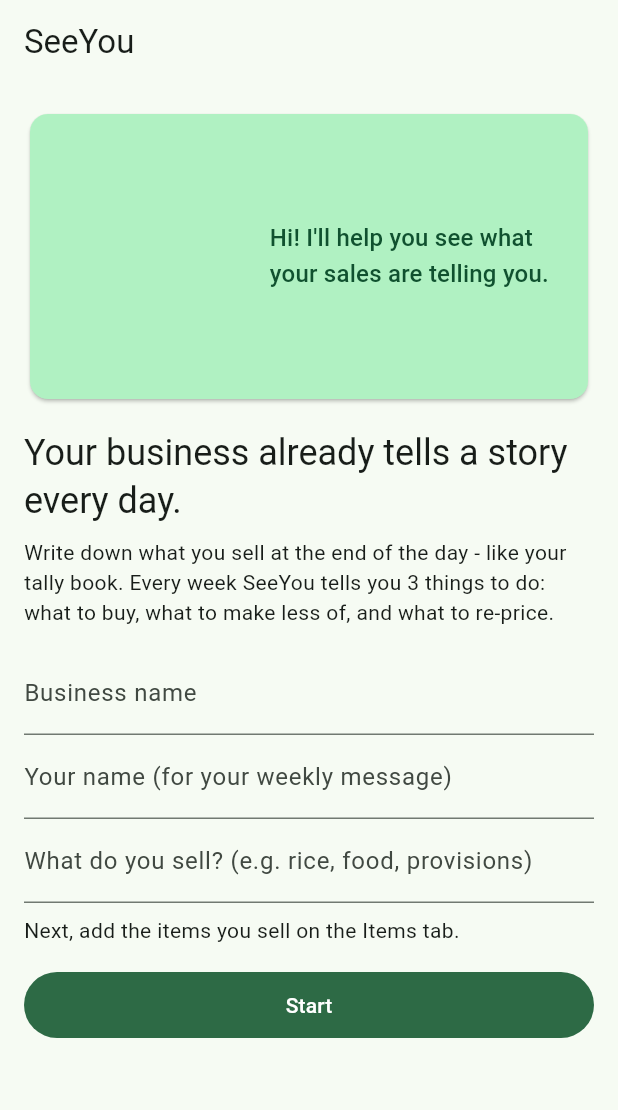
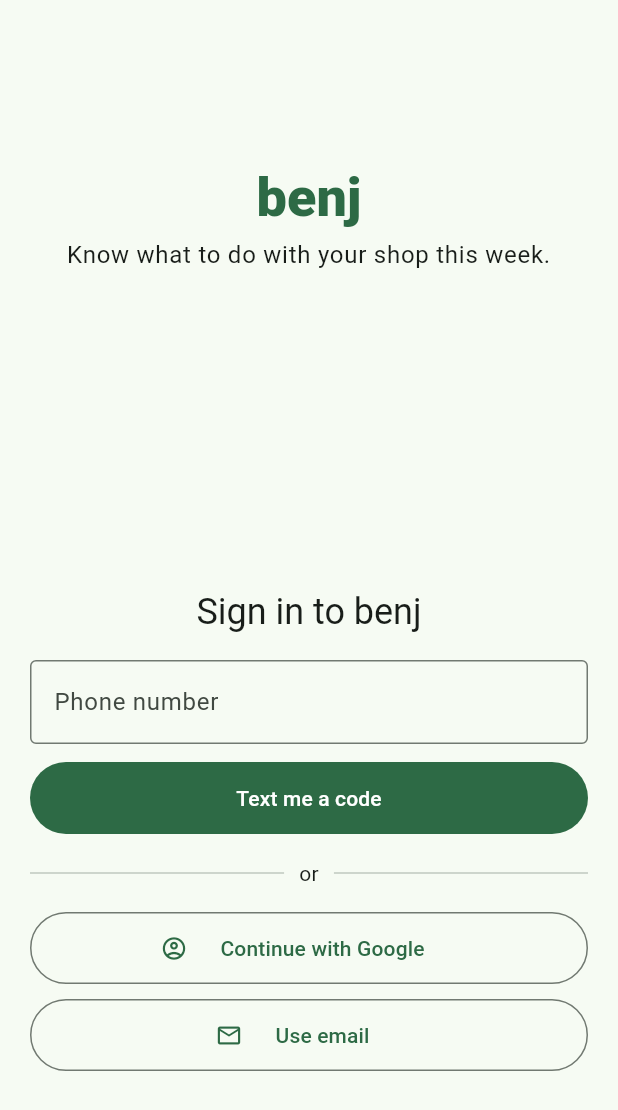
Before and after one commit to kodie003/benj_XANIX, a Flutter app: the screen it shows after launch, on a phone screen of 412 x 824 dp. Shown: the top 1110 px of the screen. Run offline on Flutter 3.47's test engine with Material 3 defaults, Android fonts, the phone set to English and light mode, and no system bars; our stand-ins replace firebase_auth, firebase_core, google_sign_in, shared_preferences; missing offline and left inert: dart:js_interop; accounts and stored records are empty.

Commit message:
Add Firebase sign-in and rename the app to benj
Phone (SMS code), Google and email sign-in through Firebase Auth, with
plain-English errors. Records are kept per account on the phone; data
from before sign-in moves to the first account. SeeYou is now benj
across the app, web metadata, README and the insight engine.

Co-Authored-By: Claude Opus 5.5 <noreply@anthropic.com>

```diff
--- /dev/null
+++ b/lib/auth_service.dart
@@ -0,0 +1,139 @@
+import 'dart:async';
+
+import 'package:firebase_auth/firebase_auth.dart';
+import 'package:flutter/foundation.dart';
+import 'package:google_sign_in/google_sign_in.dart';
+
+/// Email and password, Google, and phone. Web and Android differ under the hood:
+///  * Web: Firebase runs an invisible reCAPTCHA, then Google texts the code to the phone.
+///  * Android: Firebase checks the app is genuine, texts the code, and may read it
+///    automatically, so the owner sometimes never has to type it.
+class AuthService {
+  final _auth = FirebaseAuth.instance;
+  static bool _googleReady = false;
+
+  Stream<User?> get changes => _auth.authStateChanges();
+  User? get user => _auth.currentUser;
+
+  // ---- Phone ----
+  ConfirmationResult? _webConfirmation;
+  String? _androidVerificationId;
+  int? _resendToken;
+
+  /// Ghanaian numbers are usually typed locally: 024 123 4567 becomes +233241234567.
+  static String normalisePhone(String raw) {
+    final d = raw.replaceAll(RegExp(r'[^\d+]'), '');
+    if (d.startsWith('+')) return d;
+    if (d.startsWith('00')) return '+${d.substring(2)}';
+    if (d.startsWith('233')) return '+$d';
+    if (d.startsWith('0')) return '+233${d.substring(1)}';
+    return '+233$d';
+  }
+
+  static bool looksValidPhone(String e164) => RegExp(r'^\+\d{10,15}$').hasMatch(e164);
+
+  /// Sends the SMS. [onAutoVerified] fires on Android when it read the code by itself.
+  Future<void> sendCode(String phone, {VoidCallback? onAutoVerified}) async {
+    if (kIsWeb) {
+      _webConfirmation = await _auth.signInWithPhoneNumber(phone);
+      return;
+    }
+    final done = Completer<void>();
+    await _auth.verifyPhoneNumber(
+      phoneNumber: phone,
+      forceResendingToken: _resendToken,
+      verificationCompleted: (cred) async {
+        await _auth.signInWithCredential(cred);
+        onAutoVerified?.call();
+      },
+      verificationFailed: (e) {
+        if (!done.isCompleted) done.completeError(e);
+      },
+      codeSent: (id, token) {
+        _androidVerificationId = id;
+        _resendToken = token;
+        if (!done.isCompleted) done.complete();
+      },
+      codeAutoRetrievalTimeout: (id) => _androidVerificationId = id,
+    );
+    return done.future;
+  }
+
+  Future<void> confirmCode(String code) async {
+    if (kIsWeb) {
+      await _webConfirmation!.confirm(code);
+    } else {
+      await _auth.signInWithCredential(PhoneAuthProvider.credential(verificationId: _androidVerificationId!, smsCode: code));
+    }
+  }
+
+  // ---- Google ----
+  Future<void> signInWithGoogle() async {
+    if (kIsWeb) {
+      await _auth.signInWithPopup(GoogleAuthProvider());
+      return;
+    }
+    if (!_googleReady) {
+      await GoogleSignIn.instance.initialize();
+      _googleReady = true;
+    }
+    final account = await GoogleSignIn.instance.authenticate();
+    await _auth.signInWithCredential(GoogleAuthProvider.credential(idToken: account.authentication.idToken));
+  }
+
+  // ---- Email ----
+  Future<void> signInEmail(String email, String password) => _auth.signInWithEmailAndPassword(email: email, password: password);
+  Future<void> signUpEmail(String email, String password) => _auth.createUserWithEmailAndPassword(email: email, password: password);
+  Future<void> resetPassword(String email) => _auth.sendPasswordResetEmail(email: email);
+
+  Future<void> signOut() async {
+    if (!kIsWeb && _googleReady) await GoogleSignIn.instance.signOut();
+    await _auth.signOut();
+  }
+
+  /// Plain English for every failure an owner can actually hit.
+  static String friendly(Object e) {
+    if (e is FirebaseAuthException) {
+      switch (e.code) {
+        case 'invalid-phone-number':
+          return 'That number doesn\'t look right. Try it like 024 123 4567.';
+        case 'invalid-verification-code':
+          return 'That code isn\'t right. Check the SMS and try again.';
+        case 'code-expired':
+        case 'session-expired':
+          return 'That code has expired. Ask for a new one.';
+        case 'too-many-requests':
+          return 'Too many tries from this phone. Please wait a little and try again.';
+        case 'quota-exceeded':
+          return 'We\'ve reached today\'s SMS limit. Try Google or email for now.';
+        case 'billing-not-enabled':
+          return 'SMS login isn\'t switched on yet. Use Google or email for now.';
+        case 'operation-not-allowed':
+          return 'This sign-in method isn\'t switched on yet. Try another one.';
+        case 'captcha-check-failed':
+          return 'The security check failed. Reload the page and try again.';
+        case 'unauthorized-domain':
+          return 'This web address isn\'t approved for sign-in yet.';
+        case 'network-request-failed':
+          return 'No connection. Check your data and try again.';
+        case 'invalid-email':
+          return 'That email address doesn\'t look right.';
+        case 'wrong-password':
+        case 'user-not-found':
+        case 'invalid-credential':
+          return 'That email or password isn\'t right.';
+        case 'email-already-in-use':
+          return 'That email already has an account. Try signing in.';
+        case 'weak-password':
+          return 'Use a password of at least 6 characters.';
+        case 'popup-closed-by-user':
+        case 'cancelled-popup-request':
+          return 'Google sign-in was closed before it finished.';
+        case 'popup-blocked':
+          return 'Your browser blocked the Google window. Allow pop-ups and try again.';
+      }
+      return e.message ?? 'Something went wrong. Please try again.';
+    }
+    return 'Something went wrong. Please try again.';
+  }
+}
--- a/lib/main.dart
+++ b/lib/main.dart
@@ -1,44 +1,94 @@
+import 'package:firebase_auth/firebase_auth.dart';
 import 'package:firebase_core/firebase_core.dart';
 import 'package:flutter/material.dart';
 
+import 'auth_service.dart';
 import 'firebase_options.dart';
 import 'models.dart';
 import 'poddy/poddy.dart';
+import 'screens/auth.dart';
 import 'screens/home.dart';
 import 'screens/items.dart';
 import 'screens/record.dart';
 import 'screens/setup.dart';
 
+/// `flutter build web --dart-define=USE_EMULATOR=true` signs in against the local
+/// Firebase emulators (demo project), so tests never touch real accounts.
+const _useEmulator = bool.fromEnvironment('USE_EMULATOR');
+
 Future<void> main() async {
   WidgetsFlutterBinding.ensureInitialized();
-  // Connects to Firebase project benj-27c66. No Firebase features are used yet.
-  await Firebase.initializeApp(options: DefaultFirebaseOptions.currentPlatform);
-  final state = AppState()..load();
-  runApp(SeeYouApp(state: state));
+  await Firebase.initializeApp(
+    options: _useEmulator
+        ? const FirebaseOptions(apiKey: 'demo-key', appId: '1:000000000000:web:0', messagingSenderId: '0', projectId: 'demo-benj', authDomain: 'demo-benj.firebaseapp.com')
+        : DefaultFirebaseOptions.currentPlatform,
+  );
+  if (_useEmulator) await FirebaseAuth.instance.useAuthEmulator('localhost', 9099);
+  runApp(const BenjApp());
 }
 
-class SeeYouApp extends StatelessWidget {
-  const SeeYouApp({super.key, required this.state});
-  final AppState state;
+class BenjApp extends StatelessWidget {
+  const BenjApp({super.key});
 
   @override
   Widget build(BuildContext context) {
     return MaterialApp(
-      title: 'SeeYou',
+      title: 'benj',
       debugShowCheckedModeBanner: false,
       theme: ThemeData(colorSchemeSeed: const Color(0xFF1B7F4B)),
-      home: ListenableBuilder(
-        listenable: state,
-        builder: (context, _) => state.isSetUp ? Shell(state: state) : SetupScreen(state: state),
-      ),
+      home: const _Gate(),
+    );
+  }
+}
+
+/// Signed out -> sign in. Signed in -> that account's own records.
+class _Gate extends StatefulWidget {
+  const _Gate();
+
+  @override
+  State<_Gate> createState() => _GateState();
+}
+
+class _GateState extends State<_Gate> {
+  final _auth = AuthService();
+  AppState? _state;
+
+  AppState _stateFor(String uid) {
+    if (_state?.uid != uid) {
+      _state?.dispose();
+      _state = AppState(uid)..load();
+    }
+    return _state!;
+  }
+
+  @override
+  Widget build(BuildContext context) {
+    return StreamBuilder<User?>(
+      stream: _auth.changes,
+      builder: (context, snap) {
+        if (snap.connectionState == ConnectionState.waiting) {
+          return const Scaffold(body: Center(child: CircularProgressIndicator()));
+        }
+        final user = snap.data;
+        if (user == null) return const AuthScreen();
+        final state = _stateFor(user.uid);
+        return ListenableBuilder(
+          listenable: state,
+          builder: (context, _) {
+            if (!state.loaded) return const Scaffold(body: Center(child: CircularProgressIndicator()));
+            return state.isSetUp ? Shell(state: state, auth: _auth) : SetupScreen(state: state, onSignOut: _auth.signOut);
+          },
+        );
+      },
     );
   }
 }
 
 /// Three tabs - the whole product loop: record -> see actions -> act.
 class Shell extends StatefulWidget {
-  const Shell({super.key, required this.state});
+  const Shell({super.key, required this.state, required this.auth});
   final AppState state;
+  final AuthService auth;
 
   @override
   State<Shell> createState() => _ShellState();
@@ -47,27 +97,41 @@ class Shell extends StatefulWidget {
 class _ShellState extends State<Shell> {
   int _tab = 0;
 
+  void _menu(String v) {
+    final state = widget.state;
+    switch (v) {
+      case 'credits':
+        showDialog<void>(
+          context: context,
+          builder: (ctx) => AlertDialog(
+            title: const Text('Credits'),
+            content: const Text(poddyCredit),
+            actions: [TextButton(onPressed: () => Navigator.pop(ctx), child: const Text('OK'))],
+          ),
+        );
+      case 'reset':
+        state.reset();
+      case 'signout':
+        widget.auth.signOut();
+    }
+  }
+
   @override
   Widget build(BuildContext context) {
     final state = widget.state;
+    final who = widget.auth.user;
+    final account = who?.email ?? who?.phoneNumber ?? '';
     final pages = [HomeScreen(state: state), RecordScreen(state: state), ItemsScreen(state: state)];
     return Scaffold(
       appBar: AppBar(
-        title: const Text('SeeYou'),
+        title: const Text('benj'),
         actions: [
           IconButton(icon: const Icon(Icons.refresh), tooltip: 'Update my actions', onPressed: state.refresh),
           PopupMenuButton<String>(
-            onSelected: (v) => v == 'credits'
-                ? showDialog<void>(
-                    context: context,
-                    builder: (_) => AlertDialog(
-                      title: const Text('Credits'),
-                      content: const Text(poddyCredit),
-                      actions: [TextButton(onPressed: () => Navigator.pop(context), child: const Text('OK'))],
-                    ),
-                  )
-                : state.reset(),
+            onSelected: _menu,
             itemBuilder: (_) => [
+              if (account.isNotEmpty) PopupMenuItem(enabled: false, child: Text('Signed in as $account')),
+              const PopupMenuItem(value: 'signout', child: Text('Sign out')),
               const PopupMenuItem(value: 'credits', child: Text('Credits')),
               const PopupMenuItem(value: 'reset', child: Text('Start over (deletes records)')),
             ],
--- a/lib/models.dart
+++ b/lib/models.dart
@@ -76,9 +76,20 @@ class Movement {
 
 String isoDay(DateTime d) => d.toIso8601String().substring(0, 10);
 
-/// The whole business lives on the phone (no logins, no database yet).
+/// The business lives on the phone, kept separately for each signed-in account.
 class AppState extends ChangeNotifier {
-  static const _key = 'seeyou_v1';
+  AppState(this.uid);
+
+  /// Firebase account id. Records are saved under it, so two people sharing a
+  /// phone never see each other's shop.
+  final String uid;
+  String get _key => 'benj_v1_$uid';
+
+  /// Records kept before sign-in existed. The first account to sign in on this
+  /// phone takes them over, so nobody loses their tally.
+  static const _legacyKey = 'seeyou_v1';
+
+  bool loaded = false;
 
   Map<String, dynamic>? business; // {name, owner, type}
   List<Item> items = [];
@@ -96,8 +107,15 @@ class AppState extends ChangeNotifier {
 
   Future<void> load() async {
     final prefs = await SharedPreferences.getInstance();
-    final raw = prefs.getString(_key);
+    var raw = prefs.getString(_key);
+    final legacy = prefs.getString(_legacyKey);
+    if (raw == null && legacy != null) {
+      raw = legacy;
+      await prefs.setString(_key, legacy);
+      await prefs.remove(_legacyKey);
+    }
     if (raw != null) _fromJson(jsonDecode(raw));
+    loaded = true;
     notifyListeners();
     if (isSetUp) refresh();
   }
--- a/lib/poddy/poddy_web.dart
+++ b/lib/poddy/poddy_web.dart
@@ -61,7 +61,7 @@ class _PoddyViewState extends State<PoddyView> {
     // Old phones without WebGL simply don't get a mascot; nothing else depends on him.
     if (!_supported) return const SizedBox.shrink();
     return Semantics(
-      label: 'Poddy, the SeeYou helper',
+      label: 'Poddy, the benj helper',
       child: HtmlElementView.fromTagName(
         tagName: 'div',
         onElementCreated: (Object el) {
--- /dev/null
+++ b/lib/screens/auth.dart
@@ -0,0 +1,218 @@
+import 'package:flutter/material.dart';
+
+import '../auth_service.dart';
+import '../poddy/poddy.dart';
+
+/// Phone first, because the owners we met live on their phones; Google and email are
+/// one tap away. Every failure says what to do next, in plain English.
+class AuthScreen extends StatefulWidget {
+  const AuthScreen({super.key});
+
+  @override
+  State<AuthScreen> createState() => _AuthScreenState();
+}
+
+enum _Route { phone, code, email }
+
+class _AuthScreenState extends State<AuthScreen> {
+  final _auth = AuthService();
+  final _phone = TextEditingController();
+  final _code = TextEditingController();
+  final _email = TextEditingController();
+  final _password = TextEditingController();
+  _Route _route = _Route.phone;
+  bool _signUp = false, _busy = false;
+  String? _error, _info, _sentTo;
+  int _oops = 0;
+
+  Future<void> _run(Future<void> Function() job) async {
+    setState(() {
+      _busy = true;
+      _error = null;
+      _info = null;
+    });
+    try {
+      await job();
+    } catch (e) {
+      if (mounted) {
+        setState(() {
+          _error = AuthService.friendly(e);
+          _oops++;
+        });
+      }
+    }
+    if (mounted) setState(() => _busy = false);
+  }
+
+  void _sendCode() {
+    final number = AuthService.normalisePhone(_phone.text);
+    if (!AuthService.looksValidPhone(number)) {
+      setState(() => _error = 'Enter your phone number, like 024 123 4567.');
+      return;
+    }
+    _run(() async {
+      await _auth.sendCode(number);
+      if (mounted) {
+        setState(() {
+          _sentTo = number;
+          _route = _Route.code;
+        });
+      }
+    });
+  }
+
+  void _go(_Route r) => setState(() {
+        _route = r;
+        _error = null;
+        _info = null;
+      });
+
+  @override
+  Widget build(BuildContext context) {
+    final text = Theme.of(context).textTheme;
+    final scheme = Theme.of(context).colorScheme;
+    final title = switch (_route) {
+      _Route.phone => 'Sign in to benj',
+      _Route.code => 'Enter your code',
+      _Route.email => _signUp ? 'Create your account' : 'Sign in with email',
+    };
+    return Scaffold(
+      body: SafeArea(
+        child: Center(
+          child: SingleChildScrollView(
+            padding: const EdgeInsets.all(20),
+            child: ConstrainedBox(
+              constraints: const BoxConstraints(maxWidth: 420),
+              child: Column(crossAxisAlignment: CrossAxisAlignment.stretch, children: [
+                Text('benj', textAlign: TextAlign.center, style: text.displaySmall?.copyWith(color: scheme.primary, fontWeight: FontWeight.w800)),
+                const SizedBox(height: 4),
+                Text('Know what to do with your shop this week.', textAlign: TextAlign.center, style: text.bodyLarge),
+                const SizedBox(height: 12),
+                SizedBox(height: 190, child: PoddyView(mood: _busy ? 'present' : 'hello', flash: 'sad', flashTick: _oops)),
+                const SizedBox(height: 8),
+                Text(title, textAlign: TextAlign.center, style: text.headlineSmall),
+                const SizedBox(height: 16),
+                ..._form(),
+                if (_error != null) ...[
+                  const SizedBox(height: 12),
+                  Text(_error!, textAlign: TextAlign.center, style: TextStyle(color: scheme.error, fontWeight: FontWeight.w600)),
+                ],
+                if (_info != null) ...[
+                  const SizedBox(height: 12),
+                  Text(_info!, textAlign: TextAlign.center, style: TextStyle(color: scheme.primary, fontWeight: FontWeight.w600)),
+                ],
+              ]),
+            ),
+          ),
+        ),
+      ),
+    );
+  }
+
+  List<Widget> _form() {
+    const pad = EdgeInsets.all(14);
+    switch (_route) {
+      case _Route.phone:
+        return [
+          TextField(
+            controller: _phone,
+            keyboardType: TextInputType.phone,
+            autofillHints: const [AutofillHints.telephoneNumber],
+            decoration: const InputDecoration(labelText: 'Phone number', hintText: '024 123 4567', border: OutlineInputBorder()),
+            onSubmitted: (_) => _sendCode(),
+          ),
+          const SizedBox(height: 12),
+          FilledButton(onPressed: _busy ? null : _sendCode, child: Padding(padding: pad, child: Text(_busy ? 'Sending…' : 'Text me a code'))),
+          const SizedBox(height: 16),
+          const Row(children: [Expanded(child: Divider()), Padding(padding: EdgeInsets.symmetric(horizontal: 10), child: Text('or')), Expanded(child: Divider())]),
+          const SizedBox(height: 16),
+          OutlinedButton.icon(
+            onPressed: _busy ? null : () => _run(_auth.signInWithGoogle),
+            icon: const Icon(Icons.account_circle_outlined),
+            label: const Padding(padding: pad, child: Text('Continue with Google')),
+          ),
+          const SizedBox(height: 10),
+          OutlinedButton.icon(
+            onPressed: _busy ? null : () => _go(_Route.email),
+            icon: const Icon(Icons.mail_outline),
+            label: const Padding(padding: pad, child: Text('Use email')),
+          ),
+        ];
+      case _Route.code:
+        return [
+          Text('We texted a 6-digit code to $_sentTo', textAlign: TextAlign.center),
+          const SizedBox(height: 12),
+          TextField(
+            controller: _code,
+            keyboardType: TextInputType.number,
+            autofillHints: const [AutofillHints.oneTimeCode],
+            maxLength: 6,
+            textAlign: TextAlign.center,
+            style: const TextStyle(fontSize: 26, letterSpacing: 8),
+            decoration: const InputDecoration(labelText: 'Code', counterText: '', border: OutlineInputBorder()),
+            onChanged: (v) {
+              if (v.length == 6 && !_busy) _run(() => _auth.confirmCode(v));
+            },
+          ),
+          const SizedBox(height: 12),
+          FilledButton(
+            onPressed: _busy ? null : () => _run(() => _auth.confirmCode(_code.text.trim())),
+            child: Padding(padding: pad, child: Text(_busy ? 'Checking…' : 'Continue')),
+          ),
+          Row(mainAxisAlignment: MainAxisAlignment.center, children: [
+            TextButton(onPressed: _busy ? null : _sendCode, child: const Text('Send it again')),
+            TextButton(
+              onPressed: () {
+                _code.clear();
+                _go(_Route.phone);
+              },
+              child: const Text('Change number'),
+            ),
+          ]),
+        ];
+      case _Route.email:
+        return [
+          TextField(
+            controller: _email,
+            keyboardType: TextInputType.emailAddress,
+            autofillHints: const [AutofillHints.email],
+            decoration: const InputDecoration(labelText: 'Email', border: OutlineInputBorder()),
+          ),
+          const SizedBox(height: 10),
+          TextField(
+            controller: _password,
+            obscureText: true,
+            autofillHints: const [AutofillHints.password],
+            decoration: const InputDecoration(labelText: 'Password', border: OutlineInputBorder()),
+          ),
+          const SizedBox(height: 12),
+          FilledButton(
+            onPressed: _busy
+                ? null
+                : () => _run(() => _signUp ? _auth.signUpEmail(_email.text.trim(), _password.text) : _auth.signInEmail(_email.text.trim(), _password.text)),
+            child: Padding(padding: pad, child: Text(_signUp ? 'Create account' : 'Sign in')),
+          ),
+          Wrap(alignment: WrapAlignment.center, children: [
+            TextButton(onPressed: () => setState(() => _signUp = !_signUp), child: Text(_signUp ? 'I have an account' : 'New here? Create an account')),
+            if (!_signUp)
+              TextButton(
+                onPressed: _busy
+                    ? null
+                    : () {
+                        if (_email.text.trim().isEmpty) {
+                          setState(() => _error = 'Type your email first, then tap Forgot password.');
+                          return;
+                        }
+                        _run(() async {
+                          await _auth.resetPassword(_email.text.trim());
+                          if (mounted) setState(() => _info = 'Check your email for a reset link.');
+                        });
+                      },
+                child: const Text('Forgot password'),
+              ),
+            TextButton(onPressed: () => _go(_Route.phone), child: const Text('Use phone instead')),
+          ]),
+        ];
+    }
+  }
+}
--- a/lib/screens/items.dart
+++ b/lib/screens/items.dart
@@ -43,7 +43,7 @@ class ItemsScreen extends StatelessWidget {
                 '${(e['effect'] as num) < 0 ? 'fewer' : 'more'} customers'),
             trailing: IconButton(icon: const Icon(Icons.delete_outline), onPressed: () => state.removeEvent(e)),
           ),
-        if (state.events.isEmpty) const Text('e.g. school break, exams, a festival. SeeYou adjusts your advice the week before.'),
+        if (state.events.isEmpty) const Text('e.g. school break, exams, a festival. benj adjusts your advice the week before.'),
         const SizedBox(height: 8),
         OutlinedButton.icon(
           icon: const Icon(Icons.event),
--- a/lib/screens/setup.dart
+++ b/lib/screens/setup.dart
@@ -5,8 +5,9 @@ import '../poddy/poddy.dart';
 
 /// Onboarding: just name the business. Items are added by the owner on the Items tab.
 class SetupScreen extends StatefulWidget {
-  const SetupScreen({super.key, required this.state});
+  const SetupScreen({super.key, required this.state, this.onSignOut});
   final AppState state;
+  final VoidCallback? onSignOut;
 
   @override
   State<SetupScreen> createState() => _SetupScreenState();
@@ -28,7 +29,10 @@ class _SetupScreenState extends State<SetupScreen> {
   @override
   Widget build(BuildContext context) {
     return Scaffold(
-      appBar: AppBar(title: const Text('SeeYou')),
+      appBar: AppBar(
+        title: const Text('benj'),
+        actions: [if (widget.onSignOut != null) TextButton(onPressed: widget.onSignOut, child: const Text('Sign out'))],
+      ),
       body: ListView(
         padding: const EdgeInsets.all(16),
         children: [
@@ -38,7 +42,7 @@ class _SetupScreenState extends State<SetupScreen> {
           const SizedBox(height: 8),
           const Text(
             'Write down what you sell at the end of the day - like your tally book. '
-            'Every week SeeYou tells you 3 things to do: what to buy, what to make less of, and what to re-price.',
+            'Every week benj tells you 3 things to do: what to buy, what to make less of, and what to re-price.',
           ),
           const SizedBox(height: 16),
           TextField(controller: _name, decoration: const InputDecoration(labelText: 'Business name')),
--- a/pubspec.yaml
+++ b/pubspec.yaml
@@ -1,5 +1,5 @@
-name: seeyou
-description: "SeeYou - helps small businesses see themselves"
+name: benj
+description: "benj - helps small businesses see what to do next"
 # The following line prevents the package from being accidentally published to
 # pub.dev using `flutter pub publish`. This is preferred for private packages.
 publish_to: 'none' # Remove this line if you wish to publish to pub.dev
@@ -38,6 +38,8 @@ dependencies:
   shared_preferences: ^2.5.6
   url_launcher: ^6.3.3
   firebase_core: ^5.1.0
+  firebase_auth: ^7.0.1
+  google_sign_in: ^7.2.0
 
 dev_dependencies:
   flutter_test:
```
Also changed, not shown: pubspec.lock, 6 other files.
